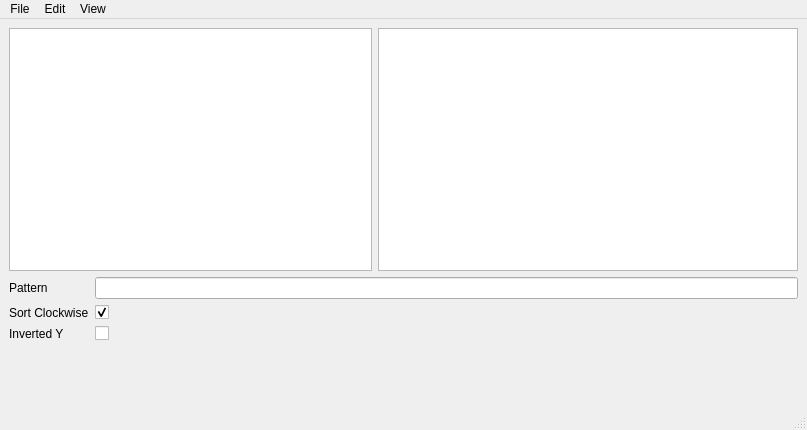
Above: vertex_helper/helper.ui from Nepherhotep/andengine-vertex-helper before the change. Below: the same form after it.
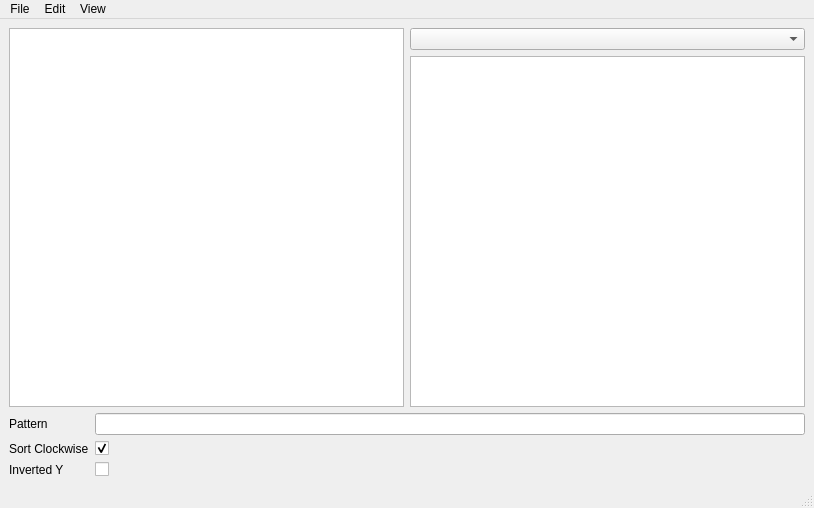
That is the form after the change. Custom widgets are drawn as their Qt base class.

Commit message: Added fixture chooser from UI builder

```diff
--- a/vertex_helper/helper.ui
+++ b/vertex_helper/helper.ui
@@ -6,8 +6,8 @@
    <rect>
     <x>0</x>
     <y>0</y>
-    <width>807</width>
-    <height>430</height>
+    <width>814</width>
+    <height>508</height>
    </rect>
   </property>
   <property name="windowTitle">
@@ -27,23 +27,17 @@
             <height>243</height>
            </size>
           </property>
-          <property name="maximumSize">
-           <size>
-            <width>363</width>
-            <height>243</height>
-           </size>
-          </property>
          </widget>
         </item>
         <item>
-         <widget class="QPlainTextEdit" name="plainTextEdit">
-          <property name="maximumSize">
-           <size>
-            <width>16777215</width>
-            <height>243</height>
-           </size>
-          </property>
-         </widget>
+         <layout class="QVBoxLayout" name="verticalLayout_4">
+          <item>
+           <widget class="QComboBox" name="fixtureChooser"/>
+          </item>
+          <item>
+           <widget class="QPlainTextEdit" name="plainTextEdit"/>
+          </item>
+         </layout>
         </item>
        </layout>
       </item>
@@ -104,8 +98,8 @@
     <rect>
      <x>0</x>
      <y>0</y>
-     <width>807</width>
-     <height>25</height>
+     <width>814</width>
+     <height>22</height>
     </rect>
    </property>
    <widget class="QMenu" name="menuFile">
```
The commit also changes 1 other file.
